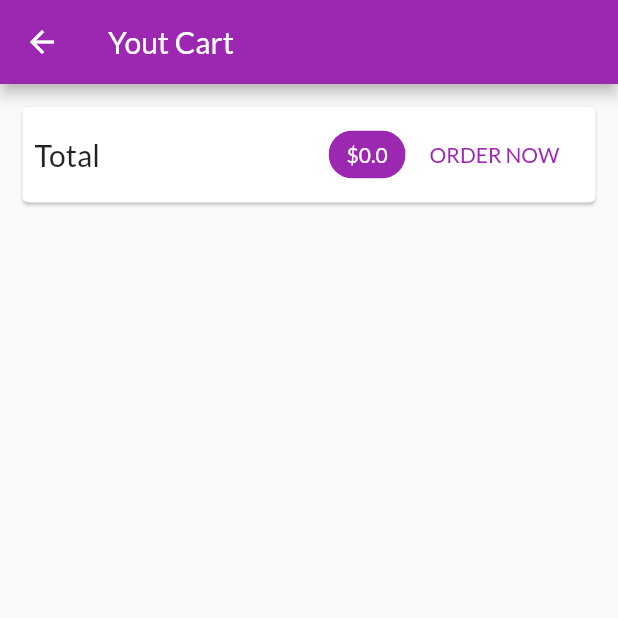
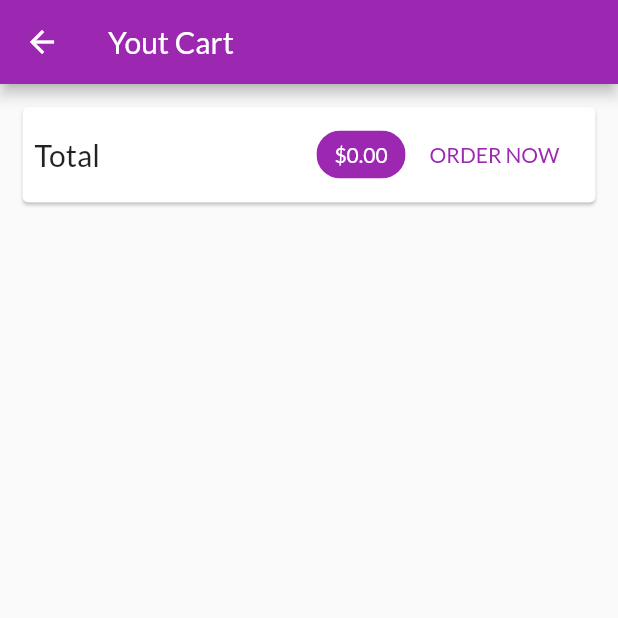
Before and after one commit to Arielliv/flutter_course, a Flutter app: the CartScreen screen opened by its route, after a tap on "ORDER NOW", on a phone screen of 412 x 824 dp, the top half of it. Run offline on Flutter 3.47's test engine with Material 2 defaults, Android fonts, the phone set to English and light mode, and no system bars; network calls fail.

Commit message:
new orders screen and app drawer

```diff
--- /dev/null
+++ b/module_4/lib/providers/orders.dart
@@ -0,0 +1,25 @@
+import 'package:flutter/foundation.dart';
+
+import '../models/orderItem.dart';
+import '../models/cartItem.dart';
+
+class Orders with ChangeNotifier {
+  List<OrderItem> _orders = [];
+
+  List<OrderItem> get orders {
+    return [..._orders];
+  }
+
+  void addOrder(List<CartItem> cartProducts, double total) {
+    _orders.insert(
+      0,
+      OrderItem(
+        id: DateTime.now().toString(),
+        amount: total,
+        dateTime: DateTime.now(),
+        products: cartProducts,
+      ),
+    );
+    notifyListeners();
+  }
+}
--- a/module_4/lib/screens/cart_screen.dart
+++ b/module_4/lib/screens/cart_screen.dart
@@ -1,8 +1,9 @@
 import 'package:flutter/material.dart';
+import 'package:provider/provider.dart';
 
-import 'package:provider/provider.dart';
 import '../providers/cart.dart';
 import '../widgets/cart_item.dart';
+import '../providers/orders.dart';
 
 class CartScreen extends StatelessWidget {
   static const routeName = '/cart';
@@ -31,7 +32,7 @@ class CartScreen extends StatelessWidget {
                   Spacer(),
                   Chip(
                     label: Text(
-                      '\$${cart.totalAmount}',
+                      '\$${cart.totalAmount.toStringAsFixed(2)}',
                       style: TextStyle(
                           color:
                               Theme.of(context).primaryTextTheme.title.color),
@@ -40,7 +41,16 @@ class CartScreen extends StatelessWidget {
                   ),
                   FlatButton(
                     child: Text('ORDER NOW'),
-                    onPressed: () {},
+                    onPressed: () {
+                      Provider.of<Orders>(
+                        context,
+                        listen: false,
+                      ).addOrder(
+                        cart.items.values.toList(),
+                        cart.totalAmount,
+                      );
+                      cart.clear();
+                    },
                     textColor: Theme.of(context).primaryColor,
                   )
                 ],
@@ -54,6 +64,7 @@ class CartScreen extends StatelessWidget {
             child: ListView.builder(
               itemBuilder: (contex, i) => CartItem(
                 id: cart.items.values.toList()[i].id,
+                productId: cart.items.keys.toList()[i],
                 title: cart.items.values.toList()[i].title,
                 price: cart.items.values.toList()[i].price,
                 quentity: cart.items.values.toList()[i].quantity,
--- /dev/null
+++ b/module_4/lib/screens/orders_screen.dart
@@ -0,0 +1,25 @@
+import 'package:flutter/material.dart';
+import 'package:provider/provider.dart';
+
+import '../providers/orders.dart';
+import '../widgets/order_item.dart';
+import '../widgets/app_drawer.dart';
+
+class OrdersScreen extends StatelessWidget {
+  static const routeName =  '/orders';
+
+  @override
+  Widget build(BuildContext context) {
+    final ordersData = Provider.of<Orders>(context);
+    return Scaffold(
+      appBar: AppBar(
+        title: Text('Your Orders'),
+      ),
+      drawer: AppDrawer(),
+      body: ListView.builder(
+        itemCount: ordersData.orders.length,
+        itemBuilder: (ctx, i) => OrderItem(ordersData.orders[i]),
+      ),
+    );
+  }
+}
--- a/module_4/lib/screens/products_overview_screen.dart
+++ b/module_4/lib/screens/products_overview_screen.dart
@@ -1,10 +1,11 @@
 import 'package:flutter/material.dart';
-import 'package:module_4/screens/cart_screen.dart';
 import 'package:provider/provider.dart';
 
 import '../providers/cart.dart';
 import '../widgets/products_grid.dart';
 import '../widgets/badge.dart';
+import '../screens/cart_screen.dart';
+import '../widgets/app_drawer.dart';
 
 enum FilterOptions { Favorites, All }
 
@@ -61,6 +62,7 @@ class _ProductsOverviewScreenState extends State<ProductsOverviewScreen> {
           )
         ],
       ),
+      drawer: AppDrawer(),
       body: ProductsGrid(_showOnlyFavorites),
     );
   }
--- /dev/null
+++ b/module_4/lib/widgets/order_item.dart
@@ -0,0 +1,75 @@
+import 'package:flutter/material.dart';
+import 'package:intl/intl.dart';
+import 'dart:math';
+
+import '../models/orderItem.dart' as ord;
+
+class OrderItem extends StatefulWidget {
+  final ord.OrderItem order;
+
+  OrderItem(this.order);
+
+  @override
+  _OrderItemState createState() => _OrderItemState();
+}
+
+class _OrderItemState extends State<OrderItem> {
+  var _expanded = false;
+
+  @override
+  Widget build(BuildContext context) {
+    return Card(
+      margin: EdgeInsets.all(10),
+      child: Column(
+        children: <Widget>[
+          ListTile(
+            title: Text('\$${widget.order.amount}'),
+            subtitle: Text(
+                DateFormat('dd/MM/yyyy hh:mm').format(widget.order.dateTime)),
+            trailing: IconButton(
+              icon: Icon(_expanded ? Icons.expand_less : Icons.expand_more),
+              onPressed: () {
+                setState(() {
+                  _expanded = !_expanded;
+                });
+              },
+            ),
+          ),
+          if (_expanded)
+            Container(
+              padding: EdgeInsets.symmetric(
+                horizontal: 15,
+                vertical: 4,
+              ),
+              height: min(widget.order.products.length * 20.0 + 10, 100),
+              child: ListView(
+                children: widget.order.products
+                    .map(
+                      (product) => Row(
+                        mainAxisAlignment: MainAxisAlignment.spaceBetween,
+                        children: <Widget>[
+                          Text(
+                            product.title,
+                            style: TextStyle(
+                              fontSize: 18,
+                              fontWeight: FontWeight.bold,
+                            ),
+                          ),
+                          Text(
+                            '${product.quantity}x \$${product.price}',
+                            style: TextStyle(
+                              fontSize: 18,
+                              color: Colors.grey,
+                            ),
+                          ),
+                        ],
+                      ),
+                    )
+                    .toList(),
+              ),
+            )
+        ],
+      ),
+    );
+  }
+}
--- a/module_4/pubspec.yaml
+++ b/module_4/pubspec.yaml
@@ -20,6 +20,7 @@ dependencies:
   flutter:
     sdk: flutter
   provider: ^3.1.0
+  intl: ^0.16.0
 
   # The following adds the Cupertino Icons font to your application.
   # Use with the CupertinoIcons class for iOS style icons.
```
Also changed, not shown: module_4/lib/main.dart (+7 -1 lines), module_4/lib/models/orderItem.dart (added, +16 -0 lines), module_4/lib/providers/cart.dart (+15 -5 lines), module_4/lib/screens/product_detail_screen.dart (+35 -0 lines), module_4/lib/widgets/app_drawer.dart (added, +36 -0 lines), module_4/lib/widgets/cart_item.dart (+31 -2 lines), module_4/pubspec.lock.
